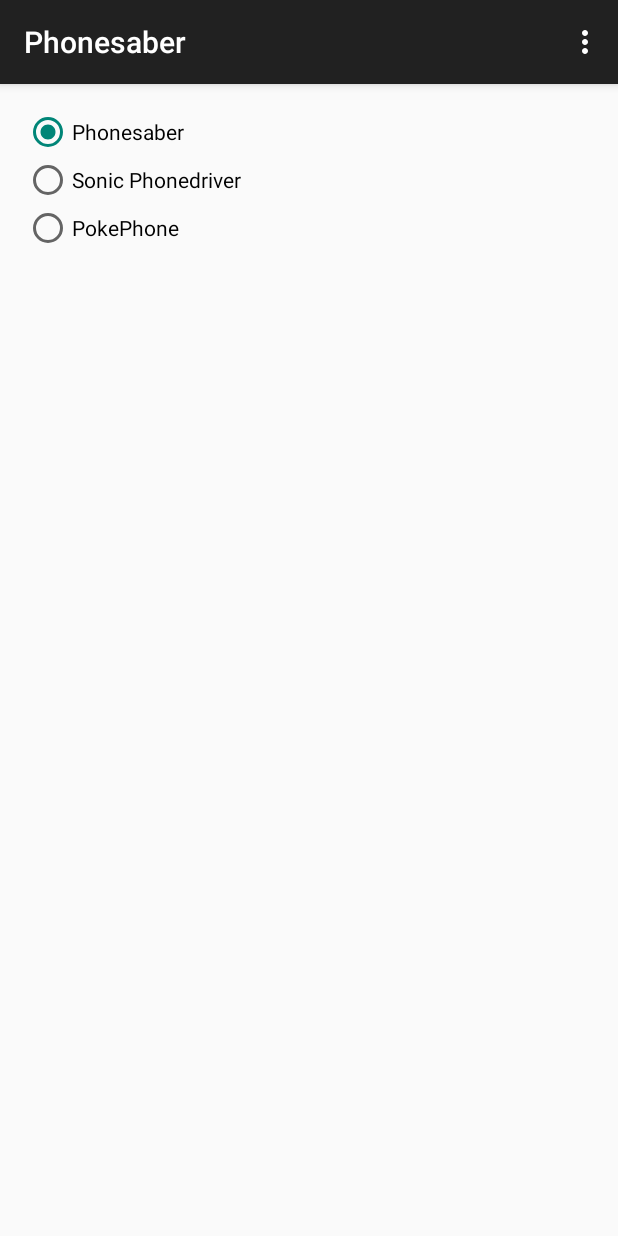
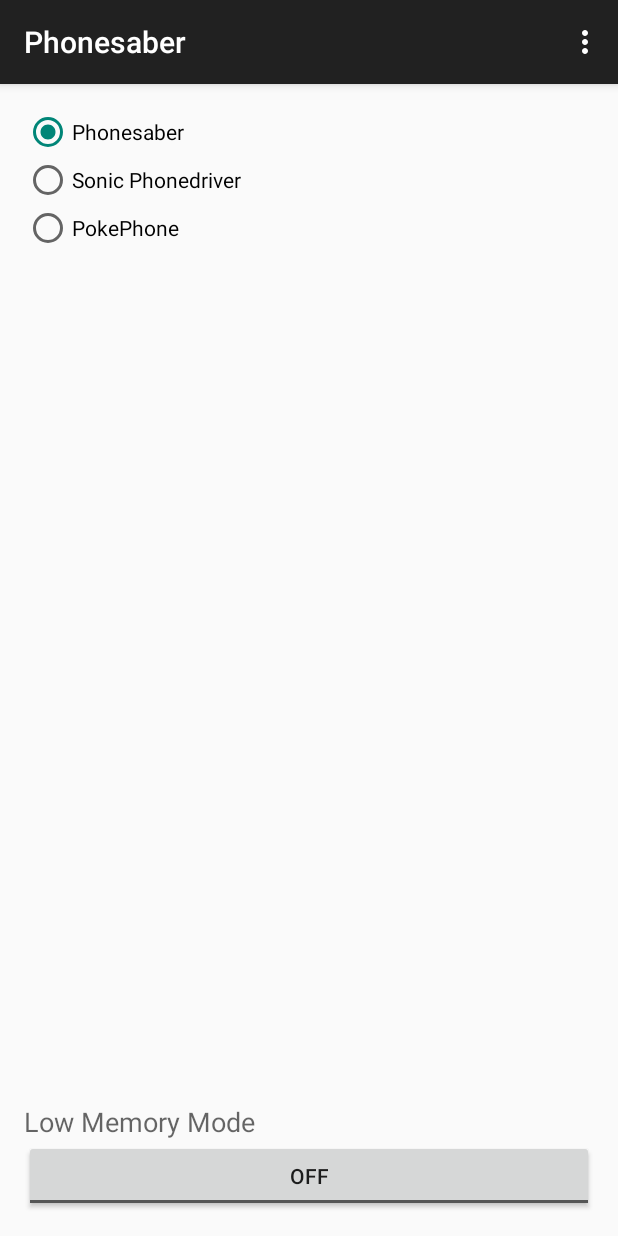
Before and after one commit to Graystripe17/Phonesaber, an Android app: the screen it shows after launch (MainActivity), on a phone screen of 412 x 824 dp. Run offline under Robolectric (Android 15) with nearby library versions, the phone set to English and light mode, and no system bars.

Commit message:
Foreground services added, gateway to Low Memory Mode

```diff
--- a/app/src/main/java/cinnamint/com/phonesaber/MainActivity.java
+++ b/app/src/main/java/cinnamint/com/phonesaber/MainActivity.java
@@ -1,6 +1,9 @@
 package cinnamint.com.phonesaber;
 
+import android.annotation.TargetApi;
 import android.app.AlarmManager;
+import android.app.Notification;
+import android.app.NotificationManager;
 import android.app.PendingIntent;
 import android.content.BroadcastReceiver;
 import android.content.Context;
@@ -8,9 +11,11 @@ import android.content.Intent;
 import android.content.IntentFilter;
 import android.content.SharedPreferences;
 import android.media.MediaPlayer;
+import android.os.Build;
 import android.os.SystemClock;
 import android.support.v7.app.ActionBarActivity;
 import android.os.Bundle;
+import android.support.v7.app.NotificationCompat;
 import android.util.Log;
 import android.view.Menu;
 import android.view.MenuItem;
@@ -26,6 +31,7 @@ public class MainActivity extends ActionBarActivity {
     public Context context;
     public static final String MY_PREFS_NAME = "MyPrefsFile";
     public static int SFX_option;
+    private int count = 0;
     /*
     0 Star Wars
     1 Doctor Who
@@ -36,13 +42,32 @@ public class MainActivity extends ActionBarActivity {
     6 Thor
     */
     RadioGroup radioGroup;
+    int mNotificationId = 001;
+    NotificationCompat.Builder mBuilder;
+    NotificationManager mNotifyMgr;
+    Notification note8;
+    Notification note11;
 
     @Override
     protected void onCreate(Bundle savedInstanceState) {
         super.onCreate(savedInstanceState);
         setContentView(R.layout.activity_main);
 
+        context = getApplicationContext();
+
         radioGroup = (RadioGroup) findViewById(R.id.myOptions);
+
+
+        // Grab the most recent SFX_option
+        SharedPreferences prefs = getSharedPreferences(MY_PREFS_NAME, MODE_PRIVATE);
+        if (prefs != null) {
+            // If no resourceNumber exists, default phonesaber
+            int resourceNumber = prefs.getInt("resourceNumber", 0);
+            SFX_option = resourceNumber;
+
+            // On start, set the default phoneSaber settings to 0
+            ((RadioButton) radioGroup.getChildAt(resourceNumber)).setChecked(true);
+        }
 
 
         // USING receiver.java
@@ -53,11 +78,6 @@ public class MainActivity extends ActionBarActivity {
         registerReceiver(new receiver(), filterDesiredActions);
 
 
-
-
-
-
-
         // HANDLES ONLY USER_PRESENT
         // Receiver killed onTaskRemoved
         BroadcastReceiver UnlockReceiver = new BroadcastReceiver() {
@@ -65,11 +85,20 @@ public class MainActivity extends ActionBarActivity {
             public void onReceive(Context context, Intent intent) {
                 if (intent == null) return;
                 String actionName = intent.getAction();
-                if(actionName != null) {
+                if (actionName != null) {
                     if (actionName.equals("android.intent.action.USER_PRESENT")) {
-                        MediaPlayer mediaPlayer3 = MediaPlayer.create(context, R.raw.swing_slow);
-                        mediaPlayer3.start();
-                        Toast.makeText(context, "3rd", Toast.LENGTH_LONG).show();
+                        MediaPlayer mediaPlayerM;
+                        switch (SFX_option) {
+                            case 0:
+                                mediaPlayerM = MediaPlayer.create(context, R.raw.swing_slow);
+                                mediaPlayerM.start();
+                                Toast.makeText(context, "Center Play", Toast.LENGTH_LONG).show();
+                                break;
+                            case 1:
+                                break;
+                            case 2:
+                                break;
+                        }
                     }
                 }
             }
@@ -78,19 +107,53 @@ public class MainActivity extends ActionBarActivity {
         IntentFilter filter = new IntentFilter(Intent.ACTION_USER_PRESENT);
         registerReceiver(UnlockReceiver, filter);
 
+/**
+ * LOW MEMORY MODE
+// */
+//        // Alarm restarts service
+//        Intent restartService = new Intent(context, UpdateService.class);
+//        restartService.setPackage(getPackageName());
+//        PendingIntent restartServicePI = PendingIntent.getService(context, 1, restartService, PendingIntent.FLAG_ONE_SHOT);
+//
+//        // Restart OFTEN
+//        AlarmManager alarmService = (AlarmManager) context.getSystemService(Context.ALARM_SERVICE);
+//        alarmService.set(AlarmManager.ELAPSED_REALTIME_WAKEUP, SystemClock.elapsedRealtime() + 100, restartServicePI);
+//        alarmService.cancel(restartServicePI);
 
+/**
+ * HIGH MEMORY MODE
+ */
+        if (Build.VERSION.SDK_INT >= Build.VERSION_CODES.HONEYCOMB) {
+            // FOREGROUND Notification
+            mNotifyMgr = (NotificationManager) getSystemService(NOTIFICATION_SERVICE);
+            note11 = new Notification.Builder(context)
+                    .setContentTitle("YEE HAW")
+                    .setContentText("MICHAEL JACKSON - SHAMONE")
+                    .setSmallIcon(R.drawable.notification_template_icon_bg).build();
+            mNotifyMgr.notify(mNotificationId, note11);
+        }
+        else {
+            note8 =
+                    new Notification(R.drawable.pepe, getString(R.string.noticeMe),
+                            System.currentTimeMillis());
 
-        // Alarm restarts service
-        context = getApplicationContext();
-        Intent restartService = new Intent(context, UpdateService.class);
-        restartService.setPackage(getPackageName());
-        PendingIntent restartServicePI = PendingIntent.getService(context, 1, restartService, PendingIntent.FLAG_ONE_SHOT);
+            PendingIntent i=PendingIntent.getActivity(this, 0,
+                    new Intent(this, UpdateService.class),
+                    0);
+            note8.setLatestEventInfo(getApplicationContext(), getString(R.string.title), getString(R.string.message), i);
+            note8.number=++count;
+            note8.flags |= Notification.FLAG_AUTO_CANCEL;
+            note8.flags |= Notification.DEFAULT_SOUND;
+            note8.flags |= Notification.DEFAULT_VIBRATE;
+            note8.ledARGB = 0xff0000ff;
+            note8.flags |= Notification.FLAG_SHOW_LIGHTS;
 
-        // Restart OFTEN
-        AlarmManager alarmService = (AlarmManager) context.getSystemService(Context.ALARM_SERVICE);
-        alarmService.set(AlarmManager.ELAPSED_REALTIME_WAKEUP, SystemClock.elapsedRealtime() + 100, restartServicePI);
-
-        alarmService.cancel(restartServicePI);
+            // Now invoke the Notification Service
+            String notifService = Context.NOTIFICATION_SERVICE;
+            NotificationManager mgr =
+                    (NotificationManager) getSystemService(notifService);
+            mgr.notify(mNotificationId, note8);
+        }
 
 
         // DEBUG PURPOSES
@@ -107,23 +170,13 @@ public class MainActivity extends ActionBarActivity {
 
 
 
-        // Grab the most recent SFX_option
-        SharedPreferences prefs = getSharedPreferences(MY_PREFS_NAME, MODE_PRIVATE);
-        if(prefs != null) {
-            // If no resourceNumber exists, default phonesaber
-            int resourceNumber = prefs.getInt("resourceNumber", 0);
-            SFX_option = resourceNumber;
-
-            // On start, set the default phoneSaber settings to 0
-            ((RadioButton)radioGroup.getChildAt(resourceNumber)).setChecked(true);
-        }
 
 
 
         radioGroup.setOnCheckedChangeListener(new RadioGroup.OnCheckedChangeListener() {
             @Override
             public void onCheckedChanged(RadioGroup group, int checkedId) {
-                switch(checkedId) {
+                switch (checkedId) {
                     case R.id.phonesaber:
                         setSFXoption(0);
                         break;
--- a/app/src/main/res/layout/activity_main.xml
+++ b/app/src/main/res/layout/activity_main.xml
@@ -33,5 +33,22 @@
             android:text="PokePhone"
             android:id="@+id/pokephone"
             android:checked="false" />
+
     </RadioGroup>
+
+    <ToggleButton
+        android:layout_width="match_parent"
+        android:layout_height="wrap_content"
+        android:text="Low Memory Mode"
+        android:id="@+id/toggleButton"
+        android:layout_alignBottom="@+id/myOptions" />
+
+    <TextView
+        android:layout_width="wrap_content"
+        android:layout_height="wrap_content"
+        android:textAppearance="?android:attr/textAppearanceMedium"
+        android:text="Low Memory Mode"
+        android:id="@+id/textView"
+        android:layout_above="@+id/toggleButton" />
+
 </RelativeLayout>
--- a/app/src/main/res/values/strings.xml
+++ b/app/src/main/res/values/strings.xml
@@ -3,4 +3,8 @@
 
     <string name="hello_world">Hello world!</string>
     <string name="action_settings">Settings</string>
+
+    <string name="title">Notification</string>
+    <string name="noticeMe">Notice</string>
+    <string name="message">Phonesaber Unlock</string>
 </resources>
```
Also changed, not shown: app/src/main/java/cinnamint/com/phonesaber/UpdateService.java (+2 -31 lines), app/src/main/java/cinnamint/com/phonesaber/receiver.java (+0 -16 lines), app/src/main/res/drawable/pepe.png (added), 2 other files.
